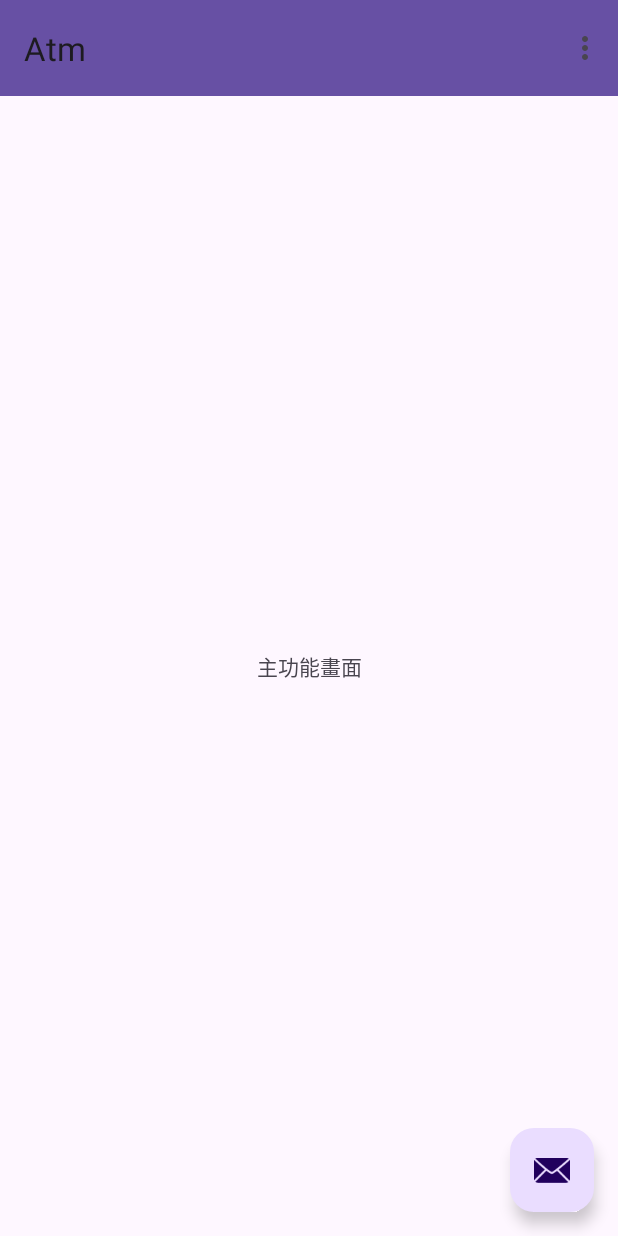
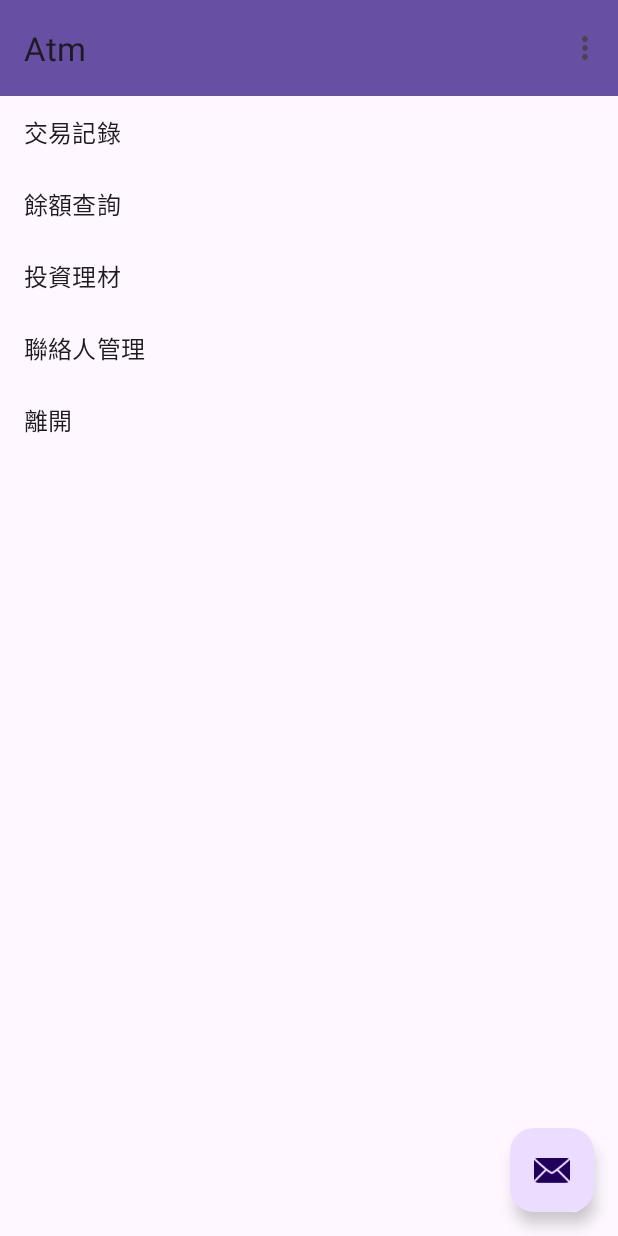
Before and after one commit to chanpinlai/hahow-android-adm, an Android app: the MainActivity screen opened directly, with no data from a screen before it, on a phone screen of 412 x 824 dp. Run offline under Robolectric (Android 15) with nearby library versions, the phone set to English and light mode, and no system bars; our stand-ins replace navigation-ui.

Commit message:
第 1 章，第 24 單元 - 清單元件設計與活用，涵蓋新元件 RecyclerView 實作方式

```diff
--- /dev/null
+++ b/app/src/main/java/com/tom/atm/Function.java
@@ -0,0 +1,20 @@
+package com.tom.atm;
+
+public class Function {
+    String name;
+
+    public Function() {
+    }
+
+    public Function(String name) {
+        this.name = name;
+    }
+
+    public String getName() {
+        return name;
+    }
+
+    public void setName(String name) {
+        this.name = name;
+    }
+}
--- /dev/null
+++ b/app/src/main/java/com/tom/atm/FunctionAdapter.java
@@ -0,0 +1,50 @@
+package com.tom.atm;
+
+import android.content.Context;
+import android.view.LayoutInflater;
+import android.view.View;
+import android.view.ViewGroup;
+import android.widget.TextView;
+
+import androidx.annotation.NonNull;
+import androidx.recyclerview.widget.RecyclerView;
+
+
+public class FunctionAdapter extends RecyclerView.Adapter<FunctionAdapter.FunctionViewHolder>{
+
+    private final String[] functions;
+    Context context = null;
+    public FunctionAdapter(Context context){
+        this.context = context;
+        functions = context.getResources().getStringArray(R.array.functions);
+    }
+
+
+    @NonNull
+    @Override
+    public FunctionViewHolder onCreateViewHolder(@NonNull ViewGroup parent, int viewType) {
+        View view = LayoutInflater.from(context).inflate(
+                android.R.layout.simple_list_item_1,parent,false);
+
+        return new FunctionViewHolder(view);
+    }
+
+    @Override
+    public void onBindViewHolder(@NonNull FunctionViewHolder holder, int position) {
+        holder.nameText.setText(functions[position]);
+
+    }
+
+    @Override
+    public int getItemCount() {
+        return functions.length;
+    }
+
+    public class FunctionViewHolder extends RecyclerView.ViewHolder{
+        TextView nameText;
+        public FunctionViewHolder(@NonNull View itemView) {
+            super(itemView);
+            nameText = itemView.findViewById(android.R.id.text1);
+        }
+    }
+}
--- a/app/src/main/java/com/tom/atm/MainActivity.java
+++ b/app/src/main/java/com/tom/atm/MainActivity.java
@@ -10,6 +10,8 @@ import androidx.annotation.Nullable;
 import androidx.appcompat.app.AppCompatActivity;
 import androidx.appcompat.widget.Toolbar;
 import androidx.navigation.ui.AppBarConfiguration;
+import androidx.recyclerview.widget.LinearLayoutManager;
+import androidx.recyclerview.widget.RecyclerView;
 
 import com.google.android.material.floatingactionbutton.FloatingActionButton;
 import com.google.android.material.snackbar.Snackbar;
@@ -21,13 +23,14 @@ public class MainActivity extends AppCompatActivity {
     private AppBarConfiguration appBarConfiguration;
     private ActivityMainBinding binding;
     boolean logon = false;
+    String[] functions = null;
 
     @Override
     protected void onCreate(Bundle savedInstanceState) {
         super.onCreate(savedInstanceState);
         setContentView(R.layout.activity_main);
-        if(!logon){
-            Intent intent = new Intent(this,LoginActivity.class);
+        if (!logon) {
+            Intent intent = new Intent(this, LoginActivity.class);
 //            startActivity(intent);
             startActivityForResult(intent, REQUEST_RESULT);
 
@@ -36,11 +39,19 @@ public class MainActivity extends AppCompatActivity {
         setSupportActionBar(toolbar);
 
         FloatingActionButton fab = findViewById(R.id.fab);
-        fab.setOnClickListener((view)->{
-            Snackbar.make(view,"Replace with your own action",Snackbar.LENGTH_LONG)
-                    .setAction("Action",null)
-                    .show();;
+        fab.setOnClickListener((view) -> {
+            Snackbar.make(view, "Replace with your own action", Snackbar.LENGTH_LONG)
+                    .setAction("Action", null)
+                    .show();
+            ;
         });
+        //Recycler
+        RecyclerView recyclerView = findViewById(R.id.recycler);
+        recyclerView.setHasFixedSize(true);
+        recyclerView.setLayoutManager(new LinearLayoutManager(this));
+        //Adapter
+        FunctionAdapter adapter = new FunctionAdapter(this);
+        recyclerView.setAdapter(adapter);
     }
 
     @Override
--- a/app/src/main/res/layout/content_main.xml
+++ b/app/src/main/res/layout/content_main.xml
@@ -6,13 +6,12 @@
         android:layout_height="match_parent"
         app:layout_behavior="@string/appbar_scrolling_view_behavior">
 
-    <TextView
-            android:text="主功能畫面"
-            android:layout_width="wrap_content"
-            android:layout_height="wrap_content"
-            android:id="@+id/textView"
+    <androidx.recyclerview.widget.RecyclerView
+            android:layout_width="0dp"
+            android:layout_height="0dp"
             app:layout_constraintTop_toTopOf="parent"
+            app:layout_constraintEnd_toEndOf="parent"
             app:layout_constraintStart_toStartOf="parent"
-            app:layout_constraintEnd_toEndOf="parent"
-            app:layout_constraintBottom_toBottomOf="parent" />
+            app:layout_constraintBottom_toBottomOf="parent"
+            android:id="@+id/recycler" />
 </androidx.constraintlayout.widget.ConstraintLayout>
--- /dev/null
+++ b/app/src/main/res/values/arrays.xml
@@ -0,0 +1,10 @@
+<?xml version="1.0" encoding="utf-8"?>
+<resources>
+    <string-array name="functions">
+        <item>交易記錄</item>
+        <item>餘額查詢</item>
+        <item>投資理材</item>
+        <item>聯絡人管理</item>
+        <item>離開</item>
+    </string-array>
+</resources>
```
